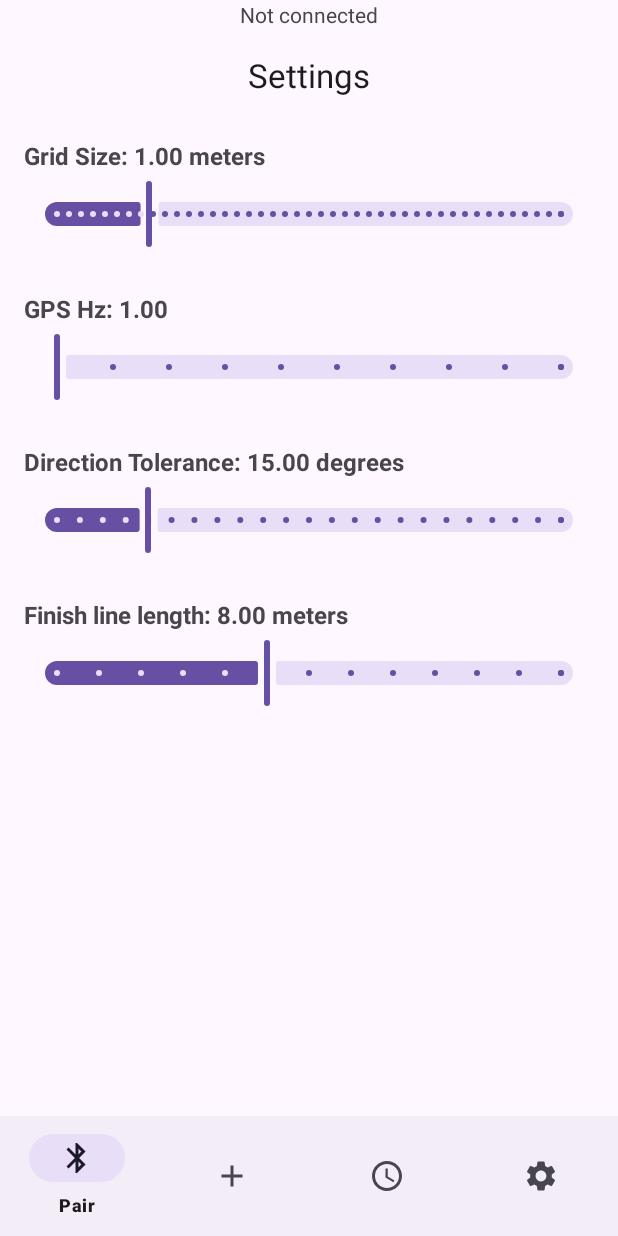
After one commit to dyellow3/gps-lap-timer, an Android app: the fragment SettingsFragment placed in its activity, on a phone screen of 412 x 824 dp. The commit adds this screen. Run offline under Robolectric (Android 15) with nearby library versions, the phone set to English and light mode, and no system bars.

Commit message:
Settings fragment

```diff
--- a/android/app/src/main/java/com/example/gpslaptimer/MainActivity.java
+++ b/android/app/src/main/java/com/example/gpslaptimer/MainActivity.java
@@ -20,6 +20,8 @@ import com.example.gpslaptimer.ui.history.HistoryFragment;
 import com.example.gpslaptimer.ui.connect.ConnectFragment;
 import com.example.gpslaptimer.ui.connect.ConnectViewModel;
 import com.example.gpslaptimer.ui.map.MapFragment;
+import com.example.gpslaptimer.ui.settings.SettingsFragment;
+import com.example.gpslaptimer.ui.settings.SettingsViewModel;
 
 public class MainActivity extends AppCompatActivity {
     ActivityMainBinding binding;
@@ -54,6 +56,9 @@ public class MainActivity extends AppCompatActivity {
                     Log.d("MainActivity", "Loading HistoryFragment");
                     replaceFragment(new HistoryFragment());
                     break;
+                case R.id.settings:
+                    Log.d("MainActivity", "Loading SettingsFragment");
+                    replaceFragment(new SettingsFragment());
             }
             return true;
         });
--- a/android/app/src/main/java/com/example/gpslaptimer/ui/map/MapFragment.java
+++ b/android/app/src/main/java/com/example/gpslaptimer/ui/map/MapFragment.java
@@ -14,6 +14,7 @@ import androidx.annotation.Nullable;
 import androidx.fragment.app.Fragment;
 import androidx.lifecycle.ViewModelProvider;
 
+import com.example.gpslaptimer.ui.settings.SettingsViewModel;
 import com.example.gpslaptimer.utils.LapDetection;
 import com.example.gpslaptimer.utils.MapDrawing;
 import com.example.gpslaptimer.R;
@@ -38,8 +39,6 @@ public class MapFragment extends Fragment implements OnMapReadyCallback {
     private static final String TAG = "MapFragment";
     private SupportMapFragment mapFragment;
     private List<LocationData> locationData = new ArrayList<>();
-    private List<Double> longitudes = new ArrayList<>();
-    private List<Double> latitudes = new ArrayList<>();
     private List<Double> gridBounds = new ArrayList<>();
     private GoogleMap googleMap;
     private List<Polyline> polylines = new ArrayList<>();
@@ -115,8 +114,6 @@ public class MapFragment extends Fragment implements OnMapReadyCallback {
 
         pointsDetected = 0;
         locationData.clear();
-        latitudes.clear();
-        longitudes.clear();
         gridBounds.clear();
 
         File directory = getContext().getExternalFilesDir(null);
@@ -130,9 +127,6 @@ public class MapFragment extends Fragment implements OnMapReadyCallback {
                     double latitude = Double.parseDouble(parts[0]);
                     double longitude = Double.parseDouble(parts[1]);
                     double speed = parts.length == 3 ? Double.parseDouble(parts[2]) : 0;
-
-                    latitudes.add(latitude);
-                    longitudes.add(longitude);
 
                     minLon = Math.min(minLon, longitude);
                     maxLon = Math.max(maxLon, longitude);
@@ -172,7 +166,8 @@ public class MapFragment extends Fragment implements OnMapReadyCallback {
 
     private void processLocationData() {
         long startTime = System.nanoTime();
-        laps = LapDetection.getLaps(locationData, googleMap, polylines, gridBounds, longitudes, latitudes);
+        SettingsViewModel settingsViewModel = new ViewModelProvider(requireActivity()).get(SettingsViewModel.class);
+        laps = LapDetection.getLaps(locationData, googleMap, polylines, gridBounds, settingsViewModel);
         long endTime = System.nanoTime();
         Log.d(TAG, "Runtime: " + (endTime - startTime) / 1_000_000 + " ms");
         if (!laps.isEmpty()) {
--- /dev/null
+++ b/android/app/src/main/java/com/example/gpslaptimer/ui/settings/SettingsFragment.java
@@ -0,0 +1,93 @@
+package com.example.gpslaptimer.ui.settings;
+
+import android.app.AlertDialog;
+import android.os.Bundle;
+import android.util.Log;
+import android.view.LayoutInflater;
+import android.view.View;
+import android.view.ViewGroup;
+import android.widget.Button;
+import android.widget.TextView;
+
+import androidx.fragment.app.Fragment;
+import androidx.lifecycle.ViewModelProvider;
+
+import com.example.gpslaptimer.R;
+import com.google.android.material.slider.Slider;
+
+import java.util.HashMap;
+import java.util.Map;
+
+public class SettingsFragment extends Fragment {
+    private SettingsViewModel settingsViewModel;
+    private Map<String, Slider> sliders = new HashMap<>();
+    private Map<String, TextView> textViews = new HashMap<>();
+
+    @Override
+    public View onCreateView(LayoutInflater inflater, ViewGroup container, Bundle savedInstanceState) {
+        View rootView = inflater.inflate(R.layout.fragment_settings, container, false);
+
+        settingsViewModel = new ViewModelProvider(requireActivity()).get(SettingsViewModel.class);
+
+        initializeViews(rootView);
+        observeSettings();
+        setupSliderListeners();
+
+        return rootView;
+    }
+
+    private void initializeViews(View rootView) {
+        sliders.put("grid_size", rootView.findViewById(R.id.sliderGridSize));
+        sliders.put("gps_hz", rootView.findViewById(R.id.sliderGpsHz));
+        sliders.put("direction_tolerance", rootView.findViewById(R.id.sliderDirectionTolerance));
+        sliders.put("finish_length", rootView.findViewById(R.id.sliderFinishLength));
+
+        textViews.put("grid_size", rootView.findViewById(R.id.textViewGridSize));
+        textViews.put("gps_hz", rootView.findViewById(R.id.textViewGpsHz));
+        textViews.put("direction_tolerance", rootView.findViewById(R.id.textViewDirectionTolerance));
+        textViews.put("finish_length", rootView.findViewById(R.id.textViewFinishLength));
+    }
+
+    private void observeSettings() {
+        for (String key : sliders.keySet()) {
+            settingsViewModel.getSetting(key).observe(getViewLifecycleOwner(), value -> {
+                sliders.get(key).setValue(value);
+                updateTextView(key, value);
+            });
+        }
+    }
+
+    private void setupSliderListeners() {
+        for (Map.Entry<String, Slider> entry : sliders.entrySet()) {
+            String key = entry.getKey();
+            Slider slider = entry.getValue();
+            slider.addOnChangeListener((s, value, fromUser) -> {
+                if (fromUser) {
+                    settingsViewModel.setSetting(key, value);
+                    updateTextView(key, value);
+                }
+            });
+        }
+    }
+
+    private void updateTextView(String key, float value) {
+        String text;
+        switch (key) {
+            case "grid_size":
+                text = String.format("Grid Size: %.2f meters", value);
+                break;
+            case "gps_hz":
+                text = String.format("GPS Hz: %.2f", value);
+                break;
+            case "direction_tolerance":
+                text = String.format("Direction Tolerance: %.2f degrees", value);
+                break;
+            case "finish_length":
+                text = String.format("Finish line length: %.2f meters", value);
+                break;
+            default:
+                throw new IllegalArgumentException("Unexpected key: " + key);
+        }
+        textViews.get(key).setText(text);
+    }
+}
--- /dev/null
+++ b/android/app/src/main/java/com/example/gpslaptimer/ui/settings/SettingsViewModel.java
@@ -0,0 +1,42 @@
+package com.example.gpslaptimer.ui.settings;
+
+import android.app.Application;
+
+import androidx.lifecycle.AndroidViewModel;
+import androidx.lifecycle.LiveData;
+import androidx.lifecycle.MutableLiveData;
+
+import com.example.gpslaptimer.utils.SettingsManager;
+
+import java.util.HashMap;
+import java.util.Map;
+
+public class SettingsViewModel extends AndroidViewModel {
+    private final SettingsManager settingsManager;
+    private final Map<String, MutableLiveData<Float>> settingsMap = new HashMap<>();
+
+    private static final String[] SETTING_KEYS = {"grid_size", "gps_hz", "direction_tolerance", "finish_length"};
+
+    public SettingsViewModel(Application application) {
+        super(application);
+        settingsManager = new SettingsManager(application);
+        loadSettings();
+    }
+
+    private void loadSettings() {
+        for (String key : SETTING_KEYS) {
+            float defaultValue = Float.parseFloat(SettingsManager.DEFAULT_SETTINGS.get(key));
+            MutableLiveData<Float> liveData = new MutableLiveData<>(settingsManager.getFloat(key, defaultValue));
+            settingsMap.put(key, liveData);
+        }
+    }
+
+    public LiveData<Float> getSetting(String key) {
+        return settingsMap.get(key);
+    }
+
+    public void setSetting(String key, float value) {
+        settingsMap.get(key).setValue(value);
+        settingsManager.setFloat(key, value);
+    }
+}
--- a/android/app/src/main/java/com/example/gpslaptimer/utils/LapDetection.java
+++ b/android/app/src/main/java/com/example/gpslaptimer/utils/LapDetection.java
@@ -3,10 +3,13 @@ package com.example.gpslaptimer.utils;
 import android.util.Log;
 import android.util.Pair;
 
+import androidx.lifecycle.ViewModelProvider;
+
 import com.example.gpslaptimer.models.Grid;
 import com.example.gpslaptimer.models.GridCell;
 import com.example.gpslaptimer.models.Lap;
 import com.example.gpslaptimer.models.LocationData;
+import com.example.gpslaptimer.ui.settings.SettingsViewModel;
 import com.google.android.gms.maps.GoogleMap;
 import com.google.android.gms.maps.model.LatLng;
 import com.google.android.gms.maps.model.Polyline;
@@ -15,12 +18,12 @@ import java.util.ArrayList;
 import java.util.List;
 public class LapDetection {
     private static final String TAG = "LapDetectionUtil";
-    private static final double GPS_HZ = 1; // Using Neo-6m
-    private static final double GRID_SIZE = 1.0;
-    private static final double DIRECTION_TOLERANCE = Math.toRadians(45);
+    //private static final double GPS_HZ = 1; // Using Neo-6m
+    //private static final double GRID_SIZE = 1.0;
+    //private static final double DIRECTION_TOLERANCE = Math.toRadians(45);
 
-    public static List<Lap> getLaps(List<LocationData> locationData, GoogleMap googleMap, List<Polyline> polylines, List<Double> gridBounds, List<Double> longitudes, List<Double> latitudes) {
-        List<LatLng> finishLine = getFinishLine(locationData, gridBounds, 8.0);
+    public static List<Lap> getLaps(List<LocationData> locationData, GoogleMap googleMap, List<Polyline> polylines, List<Double> gridBounds, SettingsViewModel settingsViewModel) {
+        List<LatLng> finishLine = getFinishLine(locationData, gridBounds,settingsViewModel);
 
         if(finishLine != null) {
             MapDrawing.drawLine(googleMap, finishLine);
@@ -39,7 +42,7 @@ public class LapDetection {
 
                 if (intersectionPoint != null && i - startIndex > 2) {
                     List<LocationData> lap = new ArrayList<>(locationData.subList(startIndex, i + 1));
-                    Pair<Double, Double> lapTime = getLapTime(lap, finishLineStartPoint, finishLineEndPoint);
+                    Pair<Double, Double> lapTime = getLapTime(lap, finishLineStartPoint, finishLineEndPoint, settingsViewModel);
                     laps.add(new Lap(lap, lapTime.first + carryOverTime));
                     carryOverTime = lapTime.second;
                     startIndex = i;
@@ -71,7 +74,11 @@ public class LapDetection {
     }
 
 
-    public static List<LatLng> getFinishLine(List<LocationData> locationData, List<Double> gridBounds, double lineLength) {
+    public static List<LatLng> getFinishLine(List<LocationData> locationData, List<Double> gridBounds, SettingsViewModel settingsViewModel) {
+        double LINE_LENGTH = settingsViewModel.getSetting("finish_length").getValue();
+        double GRID_SIZE = settingsViewModel.getSetting("grid_size").getValue();
+        double DIRECTION_TOLERANCE = Math.toRadians(settingsViewModel.getSetting("direction_tolerance").getValue());
+
         Grid grid = Grid.createGrid(locationData, gridBounds, GRID_SIZE, DIRECTION_TOLERANCE);
 
         if(grid != null) {
@@ -83,7 +90,7 @@ public class LapDetection {
                 // Perpendicular vector
                 double perpendicularLat = -directionVector.longitude;
                 double perpendicularLng = directionVector.latitude;
-                double distanceInDegrees = lineLength / 111111; // Approximate conversion factor: 1 degree ≈ 111,111 meters
+                double distanceInDegrees = LINE_LENGTH / 111111; // Approximate conversion factor: 1 degree ≈ 111,111 meters
 
                 // End points of the perpendicular line
                 double startLat = centerLatLng.latitude - (perpendicularLat * distanceInDegrees / 2);
@@ -114,7 +121,8 @@ public class LapDetection {
         return new LatLng(sumLat / points.size(), sumLng / points.size());
     }
 
-    public static Pair<Double, Double> getLapTime(List<LocationData> lap, LatLng finishLineStartPoint, LatLng finishLineEndPoint) {
+    public static Pair<Double, Double> getLapTime(List<LocationData> lap, LatLng finishLineStartPoint, LatLng finishLineEndPoint, SettingsViewModel settingsViewModel) {
+        double GPS_HZ = settingsViewModel.getSetting("gps_hz").getValue();
         double lapTime = 0;
         double carryOverTime = 0;
 
--- /dev/null
+++ b/android/app/src/main/java/com/example/gpslaptimer/utils/SettingsManager.java
@@ -0,0 +1,81 @@
+package com.example.gpslaptimer.utils;
+
+import android.content.Context;
+import android.util.Log;
+
+import java.io.File;
+import java.io.FileInputStream;
+import java.io.FileOutputStream;
+import java.io.IOException;
+import java.util.Collections;
+import java.util.HashMap;
+import java.util.Map;
+import java.util.Properties;
+
+public class SettingsManager {
+    private static final String TAG = "SettingsManager";
+    private static final String SETTINGS_FOLDER = "settings";
+    private static final String SETTINGS_FILE = "app_settings.properties";
+
+    private final Properties properties;
+    private final File settingsFile;
+
+    public static final Map<String, String> DEFAULT_SETTINGS;
+    static {
+        Map<String, String> tempMap = new HashMap<>();
+        tempMap.put("grid_size", "1.0");
+        tempMap.put("gps_hz", "1.0");
+        tempMap.put("direction_tolerance", "15");
+        tempMap.put("finish_length", "8");
+        DEFAULT_SETTINGS = Collections.unmodifiableMap(tempMap);
+    }
+
+
+    public SettingsManager(Context context) {
+        this.properties = new Properties();
+        File settingsFolder = new File(context.getFilesDir(), SETTINGS_FOLDER);
+        if (!settingsFolder.exists()) {
+            settingsFolder.mkdir();
+        }
+        this.settingsFile = new File(settingsFolder, SETTINGS_FILE);
+        loadSettings();
+    }
+
+    private void loadSettings() {
+        if (!settingsFile.exists()) {
+            properties.putAll(DEFAULT_SETTINGS);
+            saveSettings();
+        } else {
+            try (FileInputStream fis = new FileInputStream(settingsFile)) {
+                properties.load(fis);
+                // Check for missing properties and set default values if needed
+                for (Map.Entry<String, String> entry : DEFAULT_SETTINGS.entrySet()) {
+                    if (!properties.containsKey(entry.getKey())) {
+                        properties.setProperty(entry.getKey(), entry.getValue());
+                    }
+                }
+                saveSettings();
+            } catch (IOException e) {
+                Log.e(TAG, "Error loading settings", e);
+            }
+        }
+    }
+
+    public void saveSettings() {
+        try (FileOutputStream fos = new FileOutputStream(settingsFile)) {
+            properties.store(fos, null);
+        } catch (IOException e) {
+            Log.e(TAG, "Error saving settings", e);
+        }
+    }
+
+    public void setFloat(String key, float value) {
+        properties.setProperty(key, String.valueOf(value));
+        saveSettings();
+    }
+
+    public float getFloat(String key, float defaultValue) {
+        return Float.parseFloat(properties.getProperty(key, String.valueOf(defaultValue)));
+    }
+
+}
--- /dev/null
+++ b/android/app/src/main/res/drawable/baseline_settings_24.xml
@@ -0,0 +1,5 @@
+<vector xmlns:android="http://schemas.android.com/apk/res/android" android:height="24dp" android:tint="#000000" android:viewportHeight="24" android:viewportWidth="24" android:width="24dp">
+
+    <path android:fillColor="@android:color/white" android:pathData="M19.14,12.94c0.04,-0.3 0.06,-0.61 0.06,-0.94c0,-0.32 -0.02,-0.64 -0.07,-0.94l2.03,-1.58c0.18,-0.14 0.23,-0.41 0.12,-0.61l-1.92,-3.32c-0.12,-0.22 -0.37,-0.29 -0.59,-0.22l-2.39,0.96c-0.5,-0.38 -1.03,-0.7 -1.62,-0.94L14.4,2.81c-0.04,-0.24 -0.24,-0.41 -0.48,-0.41h-3.84c-0.24,0 -0.43,0.17 -0.47,0.41L9.25,5.35C8.66,5.59 8.12,5.92 7.63,6.29L5.24,5.33c-0.22,-0.08 -0.47,0 -0.59,0.22L2.74,8.87C2.62,9.08 2.66,9.34 2.86,9.48l2.03,1.58C4.84,11.36 4.8,11.69 4.8,12s0.02,0.64 0.07,0.94l-2.03,1.58c-0.18,0.14 -0.23,0.41 -0.12,0.61l1.92,3.32c0.12,0.22 0.37,0.29 0.59,0.22l2.39,-0.96c0.5,0.38 1.03,0.7 1.62,0.94l0.36,2.54c0.05,0.24 0.24,0.41 0.48,0.41h3.84c0.24,0 0.44,-0.17 0.47,-0.41l0.36,-2.54c0.59,-0.24 1.13,-0.56 1.62,-0.94l2.39,0.96c0.22,0.08 0.47,0 0.59,-0.22l1.92,-3.32c0.12,-0.22 0.07,-0.47 -0.12,-0.61L19.14,12.94zM12,15.6c-1.98,0 -3.6,-1.62 -3.6,-3.6s1.62,-3.6 3.6,-3.6s3.6,1.62 3.6,3.6S13.98,15.6 12,15.6z"/>
+
+</vector>
--- /dev/null
+++ b/android/app/src/main/res/layout/fragment_settings.xml
@@ -0,0 +1,123 @@
+<?xml version="1.0" encoding="utf-8"?>
+<ScrollView xmlns:android="http://schemas.android.com/apk/res/android"
+    xmlns:app="http://schemas.android.com/apk/res-auto"
+    android:layout_width="match_parent"
+    android:layout_height="match_parent">
+
+    <LinearLayout
+        android:layout_width="match_parent"
+        android:layout_height="wrap_content"
+        android:orientation="vertical"
+        android:padding="16dp">
+
+        <TextView
+            android:layout_width="wrap_content"
+            android:layout_height="wrap_content"
+            android:text="@string/settings"
+            android:textAppearance="@style/TextAppearance.AppCompat.Large"
+            android:layout_gravity="center_horizontal"
+            android:layout_marginBottom="24dp"/>
+
+
+        <LinearLayout
+            android:layout_width="match_parent"
+            android:layout_height="wrap_content"
+            android:orientation="vertical"
+            android:layout_marginBottom="24dp">
+
+            <TextView
+                android:id="@+id/textViewGridSize"
+                android:layout_width="wrap_content"
+                android:layout_height="wrap_content"
+                android:textStyle="bold"
+                android:textSize="16sp"
+                android:layout_marginBottom="4dp"
+                android:layout_marginTop="4dp"/>
+
+            <com.google.android.material.slider.Slider
+                android:id="@+id/sliderGridSize"
+                android:layout_width="match_parent"
+                android:layout_height="wrap_content"
+                android:valueFrom="0.1"
+                android:valueTo="5.0"
+                android:stepSize="0.1" />
+        </LinearLayout>
+
+
+        <LinearLayout
+            android:layout_width="match_parent"
+            android:layout_height="wrap_content"
+            android:orientation="vertical"
+            android:layout_marginBottom="24dp">
+
+            <TextView
+                android:id="@+id/textViewGpsHz"
+                android:layout_width="wrap_content"
+                android:layout_height="wrap_content"
+                android:textStyle="bold"
+                android:textSize="16sp"
+                android:layout_marginBottom="4dp"
+                android:layout_marginTop="4dp"/>
+
+            <com.google.android.material.slider.Slider
+                android:id="@+id/sliderGpsHz"
+                android:layout_width="match_parent"
+                android:layout_height="wrap_content"
+                android:valueFrom="1"
+                android:valueTo="10"
+                android:stepSize="1" />
+        </LinearLayout>
+
+
+        <LinearLayout
+            android:layout_width="match_parent"
+            android:layout_height="wrap_content"
+            android:orientation="vertical"
+            android:layout_marginBottom="24dp">
+
+            <TextView
+                android:id="@+id/textViewDirectionTolerance"
+                android:layout_width="wrap_content"
+                android:layout_height="wrap_content"
+                android:textStyle="bold"
+                android:textSize="16sp"
+                android:layout_marginBottom="4dp"
+                android:layout_marginTop="4dp"/>
+
+            <com.google.android.material.slider.Slider
+                android:id="@+id/sliderDirectionTolerance"
+                android:layout_width="match_parent"
+                android:layout_height="wrap_content"
+                android:valueFrom="5"
+                android:valueTo="60"
+                android:stepSize="2.5" />
+        </LinearLayout>
+
+
+        <LinearLayout
+            android:layout_width="match_parent"
+            android:layout_height="wrap_content"
+            android:orientation="vertical"
+            android:layout_marginBottom="24dp">
+
+            <TextView
+                android:id="@+id/textViewFinishLength"
+                android:layout_width="wrap_content"
+                android:layout_height="wrap_content"
+                android:textStyle="bold"
+                android:textSize="16sp"
+                android:layout_marginBottom="4dp"
+                android:layout_marginTop="4dp"/>
+
+            <com.google.android.material.slider.Slider
+                android:id="@+id/sliderFinishLength"
+                android:layout_width="match_parent"
+                android:layout_height="wrap_content"
+                android:valueFrom="3"
+                android:valueTo="15"
+                android:stepSize="1" />
+        </LinearLayout>
+
+
+    </LinearLayout>
+</ScrollView>
--- a/android/app/src/main/res/menu/bottom_nav_menu.xml
+++ b/android/app/src/main/res/menu/bottom_nav_menu.xml
@@ -10,4 +10,7 @@
     <item android:title="History"
         android:icon="@drawable/baseline_access_time_24"
         android:id="@+id/history"/>
+    <item android:title="Settings"
+        android:icon="@drawable/baseline_settings_24"
+        android:id="@+id/settings"/>
 </menu>
--- a/android/app/src/main/res/values/strings.xml
+++ b/android/app/src/main/res/values/strings.xml
@@ -3,4 +3,5 @@
     <!-- TODO: Remove or change this placeholder text -->
     <string name="hello_blank_fragment">Hello blank fragment</string>
     <string name="previous_laps">Previous Laps</string>
+    <string name="settings">Settings</string>
 </resources>
```
